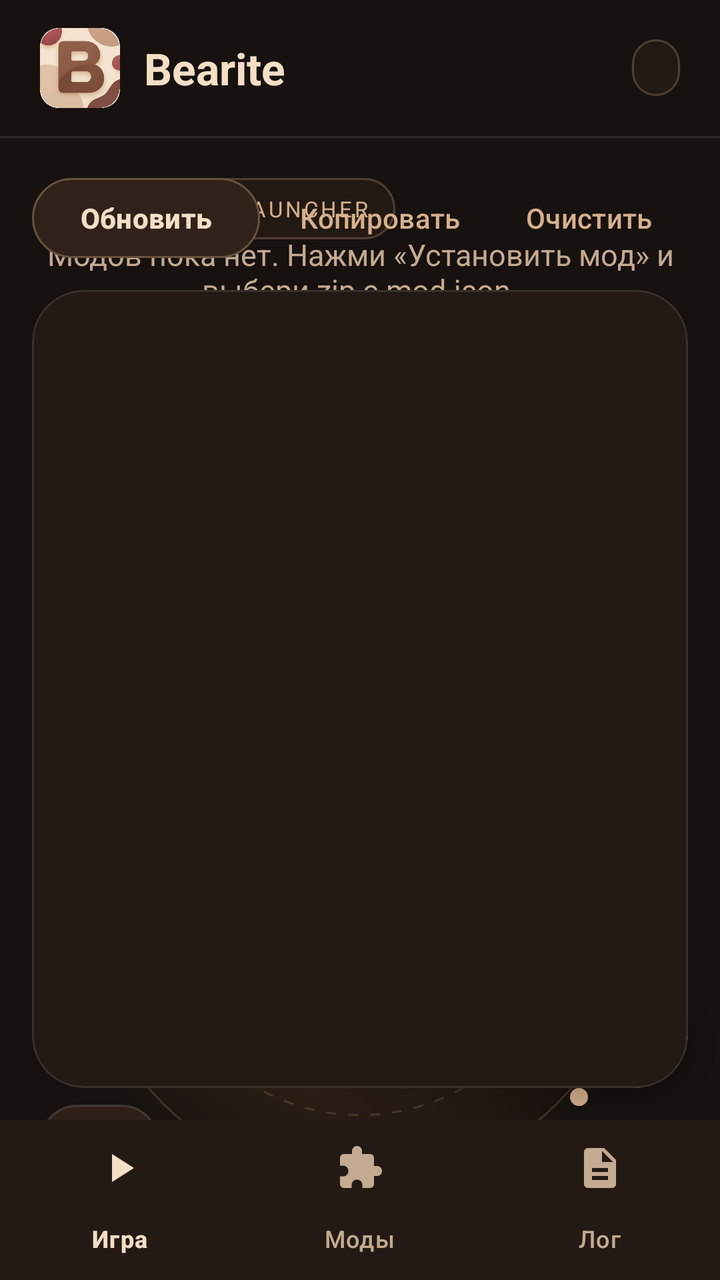
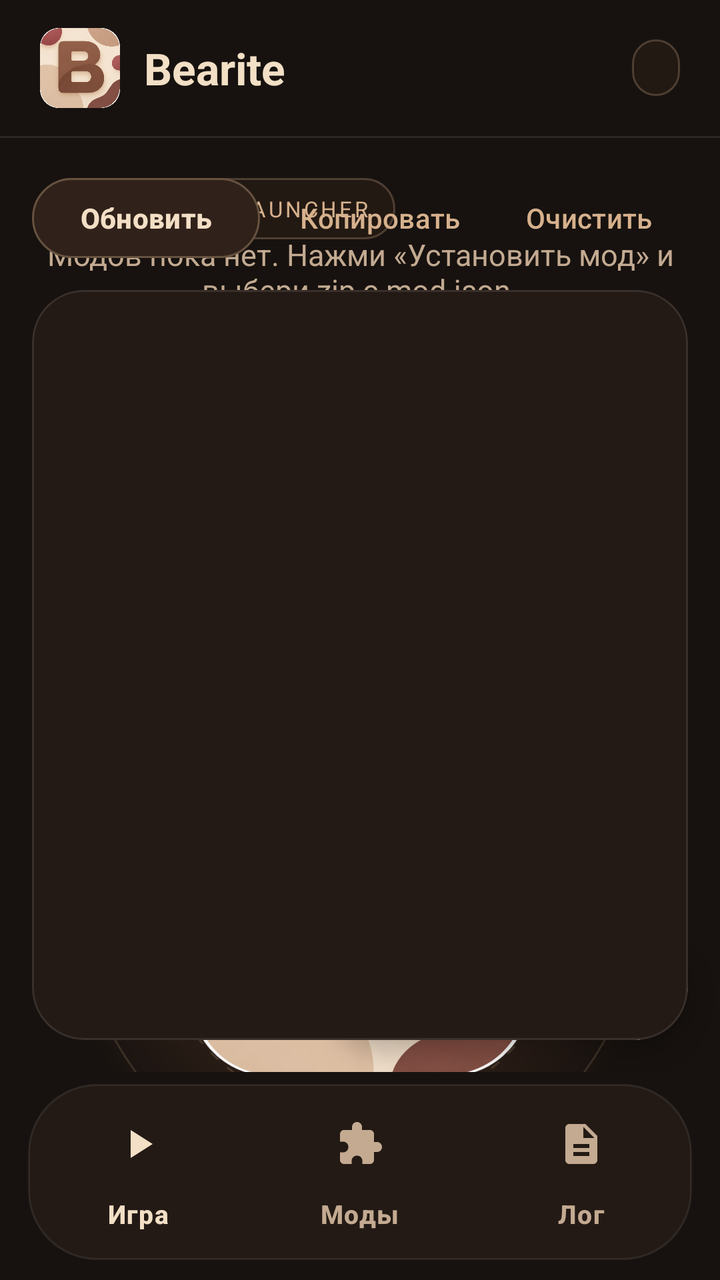

The first picture is an Android layout as it rendered before a commit; the second is the same layout after the commit. The layout source and the unified diff follow.
<!-- AndroidManifest.xml: application theme Theme.Bearite -->
<!-- res/layout/activity_main.xml -->
<?xml version="1.0" encoding="utf-8"?>
<LinearLayout xmlns:android="http://schemas.android.com/apk/res/android"
    xmlns:app="http://schemas.android.com/apk/res-auto"
    android:layout_width="match_parent"
    android:layout_height="match_parent"
    android:background="@color/bear_bg"
    android:fitsSystemWindows="true"
    android:orientation="vertical">

    
    <LinearLayout
        android:layout_width="match_parent"
        android:layout_height="68dp"
        android:gravity="center_vertical"
        android:orientation="horizontal"
        android:paddingStart="20dp"
        android:paddingEnd="20dp">

        <ImageView
            android:layout_width="40dp"
            android:layout_height="40dp"
            android:contentDescription="@null"
            android:src="@drawable/bear_hero" />

        <TextView
            android:layout_width="0dp"
            android:layout_height="wrap_content"
            android:layout_marginStart="12dp"
            android:layout_weight="1"
            android:text="@string/app_name"
            android:textColor="@color/bear_cream"
            android:textSize="22sp"
            android:textStyle="bold" />

        <TextView
            android:id="@+id/header_chip"
            android:layout_width="wrap_content"
            android:layout_height="wrap_content"
            android:background="@drawable/bg_tag"
            android:paddingStart="12dp"
            android:paddingTop="6dp"
            android:paddingEnd="12dp"
            android:paddingBottom="6dp"
            android:textColor="@color/bear_tan"
            android:textSize="12sp" />
    </LinearLayout>

    <View
        android:layout_width="match_parent"
        android:layout_height="1dp"
        android:background="@color/bear_line" />

    <FrameLayout
        android:layout_width="match_parent"
        android:layout_height="0dp"
        android:layout_weight="1">

        <include
            android:id="@+id/page_game"
            layout="@layout/page_game" />

        <include
            android:id="@+id/page_mods"
            layout="@layout/page_mods" />

        <include
            android:id="@+id/page_log"
            layout="@layout/page_log" />
    </FrameLayout>

    <com.google.android.material.bottomnavigation.BottomNavigationView
        android:id="@+id/nav"
        android:layout_width="match_parent"
        android:layout_height="wrap_content"
        android:background="@color/bear_surface"
        app:itemActiveIndicatorStyle="@style/Widget.Bearite.NavIndicator"
        app:itemIconTint="@color/nav_item"
        app:itemTextColor="@color/nav_item"
        app:menu="@menu/bottom_nav" />
</LinearLayout>
<!-- res/layout/page_game.xml (included above) -->
<?xml version="1.0" encoding="utf-8"?>
<androidx.core.widget.NestedScrollView xmlns:android="http://schemas.android.com/apk/res/android"
    xmlns:app="http://schemas.android.com/apk/res-auto"
    android:layout_width="match_parent"
    android:layout_height="match_parent"
    android:clipToPadding="false"
    android:overScrollMode="never">

    <LinearLayout
        android:layout_width="match_parent"
        android:layout_height="wrap_content"
        android:orientation="vertical"
        android:padding="20dp">

        <LinearLayout
            android:id="@+id/hero_tag"
            android:layout_width="wrap_content"
            android:layout_height="wrap_content"
            android:background="@drawable/bg_tag"
            android:gravity="center_vertical"
            android:orientation="horizontal"
            android:paddingStart="13dp"
            android:paddingTop="8dp"
            android:paddingEnd="13dp"
            android:paddingBottom="8dp">

            <View
                android:layout_width="7dp"
                android:layout_height="7dp"
                android:background="@drawable/bg_dot" />

            <TextView
                android:layout_width="wrap_content"
                android:layout_height="wrap_content"
                android:layout_marginStart="9dp"
                android:letterSpacing="0.12"
                android:text="FAN-MADE LAUNCHER"
                android:textColor="@color/bear_tan"
                android:textSize="11sp" />
        </LinearLayout>

        <TextView
            android:id="@+id/hero_title"
            android:layout_width="match_parent"
            android:layout_height="wrap_content"
            android:layout_marginTop="18dp"
            android:letterSpacing="-0.04"
            android:lineSpacingMultiplier="0.92"
            android:textColor="@color/bear_cream"
            android:textSize="46sp"
            android:textStyle="bold" />

        <TextView
            android:layout_width="match_parent"
            android:layout_height="wrap_content"
            android:layout_marginTop="14dp"
            android:lineSpacingMultiplier="1.3"
            android:text="Запускай Super Bear Adventure с модами и своими картами. Оригинальная игра остаётся нетронутой."
            android:textColor="@color/bear_muted"
            android:textSize="15sp" />

        
        <FrameLayout
            android:id="@+id/hero_visual"
            android:layout_width="match_parent"
            android:layout_height="330dp"
            android:layout_marginTop="8dp"
            android:clipChildren="false">

            <View
                android:id="@+id/hero_glow"
                android:layout_width="300dp"
                android:layout_height="300dp"
                android:layout_gravity="center"
                android:background="@drawable/bg_glow" />

            <View
                android:id="@+id/hero_orbit1"
                android:layout_width="280dp"
                android:layout_height="280dp"
                android:layout_gravity="center"
                android:background="@drawable/bg_orbit" />

            <View
                android:id="@+id/hero_orbit2"
                android:layout_width="210dp"
                android:layout_height="210dp"
                android:layout_gravity="center"
                android:background="@drawable/bg_orbit_inner" />

            <ImageView
                android:id="@+id/hero_icon"
                android:layout_width="170dp"
                android:layout_height="170dp"
                android:layout_gravity="center"
                android:contentDescription="@null"
                android:elevation="14dp"
                android:src="@drawable/bear_hero" />

            <LinearLayout
                android:id="@+id/float1"
                android:layout_width="wrap_content"
                android:layout_height="wrap_content"
                android:layout_gravity="top|end"
                android:layout_marginTop="6dp"
                android:background="@drawable/bg_floatcard"
                android:elevation="10dp"
                android:orientation="vertical"
                android:padding="12dp">

                <TextView
                    android:layout_width="wrap_content"
                    android:layout_height="wrap_content"
                    android:letterSpacing="0.08"
                    android:text="ТВОЯ ИГРА"
                    android:textColor="@color/bear_muted"
                    android:textSize="10sp" />

                <TextView
                    android:id="@+id/float1_text"
                    android:layout_width="wrap_content"
                    android:layout_height="wrap_content"
                    android:layout_marginTop="3dp"
                    android:text="Super Bear Adventure"
                    android:textColor="@color/bear_cream"
                    android:textSize="14sp"
                    android:textStyle="bold" />
            </LinearLayout>

            <LinearLayout
                android:id="@+id/float2"
                android:layout_width="wrap_content"
                android:layout_height="wrap_content"
                android:layout_gravity="bottom|start"
                android:layout_marginBottom="6dp"
                android:background="@drawable/bg_floatcard"
                android:elevation="10dp"
                android:orientation="vertical"
                android:padding="12dp">

                <TextView
                    android:layout_width="wrap_content"
                    android:layout_height="wrap_content"
                    android:letterSpacing="0.08"
                    android:text="МОДЫ"
                    android:textColor="@color/bear_muted"
                    android:textSize="10sp" />

                <TextView
                    android:id="@+id/game_mods_info"
                    android:layout_width="wrap_content"
                    android:layout_height="wrap_content"
                    android:layout_marginTop="3dp"
                    android:textColor="@color/bear_cream"
                    android:textSize="14sp"
                    android:textStyle="bold" />
            </LinearLayout>
        </FrameLayout>

        <com.google.android.material.button.MaterialButton
            android:id="@+id/btn_play"
            style="@style/Widget.Bearite.Button.Light"
            android:layout_width="match_parent"
            android:layout_height="64dp"
            android:layout_marginTop="8dp"
            android:text="@string/play"
            android:textSize="16sp"
            app:icon="@drawable/ic_play"
            app:iconGravity="textStart" />

        
        <com.google.android.material.card.MaterialCardView
            android:layout_width="match_parent"
            android:layout_height="wrap_content"
            android:layout_marginTop="16dp">

            <LinearLayout
                android:layout_width="match_parent"
                android:layout_height="wrap_content"
                android:gravity="center_vertical"
                android:orientation="horizontal"
                android:padding="20dp">

                <ImageView
                    android:id="@+id/status_icon"
                    android:layout_width="40dp"
                    android:layout_height="40dp"
                    android:importantForAccessibility="no"
                    android:src="@drawable/ic_ok" />

                <LinearLayout
                    android:layout_width="0dp"
                    android:layout_height="wrap_content"
                    android:layout_marginStart="16dp"
                    android:layout_weight="1"
                    android:orientation="vertical">

                    <TextView
                        android:id="@+id/status_title"
                        android:layout_width="match_parent"
                        android:layout_height="wrap_content"
                        android:textColor="@color/bear_cream"
                        android:textSize="17sp"
                        android:textStyle="bold" />

                    <TextView
                        android:id="@+id/status_sub"
                        android:layout_width="match_parent"
                        android:layout_height="wrap_content"
                        android:layout_marginTop="3dp"
                        android:textColor="@color/bear_muted"
                        android:textSize="13sp" />
                </LinearLayout>
            </LinearLayout>
        </com.google.android.material.card.MaterialCardView>

        <TextView
            android:layout_width="match_parent"
            android:layout_height="wrap_content"
            android:layout_marginTop="16dp"
            android:background="@drawable/bg_note"
            android:lineSpacingMultiplier="1.25"
            android:padding="22dp"
            android:text="@string/note_original"
            android:textColor="#D3B9A0"
            android:textSize="13sp" />
    </LinearLayout>
</androidx.core.widget.NestedScrollView>
<!-- res/layout/page_mods.xml (included above) -->
<?xml version="1.0" encoding="utf-8"?>
<FrameLayout xmlns:android="http://schemas.android.com/apk/res/android"
    xmlns:app="http://schemas.android.com/apk/res-auto"
    android:layout_width="match_parent"
    android:layout_height="match_parent">

    <androidx.core.widget.NestedScrollView
        android:layout_width="match_parent"
        android:layout_height="match_parent"
        android:clipToPadding="false"
        android:paddingBottom="96dp">

        <LinearLayout
            android:layout_width="match_parent"
            android:layout_height="wrap_content"
            android:orientation="vertical"
            android:padding="16dp">

            <TextView
                android:id="@+id/mods_empty"
                android:layout_width="match_parent"
                android:layout_height="wrap_content"
                android:paddingTop="32dp"
                android:paddingBottom="16dp"
                android:text="@string/mods_empty"
                android:textAlignment="center"
                android:textSize="15sp"
                android:textColor="@color/bear_muted" />

            <LinearLayout
                android:id="@+id/mods_list"
                android:layout_width="match_parent"
                android:layout_height="wrap_content"
                android:orientation="vertical" />

            <TextView
                android:id="@+id/mods_path"
                android:layout_width="match_parent"
                android:layout_height="wrap_content"
                android:layout_marginTop="8dp"
                android:textAppearance="?attr/textAppearanceBodySmall"
                android:textColor="?attr/colorOnSurfaceVariant"
                android:textIsSelectable="true" />
        </LinearLayout>
    </androidx.core.widget.NestedScrollView>

    <com.google.android.material.floatingactionbutton.ExtendedFloatingActionButton
        android:id="@+id/fab_install"
        android:layout_width="wrap_content"
        android:layout_height="wrap_content"
        android:layout_gravity="bottom|end"
        android:layout_margin="16dp"
        android:text="@string/install_mod"
        android:textColor="@color/bear_on_cream"
        app:backgroundTint="@color/bear_cream"
        app:icon="@drawable/ic_add"
        app:iconTint="@color/bear_on_cream"
        app:shapeAppearanceOverlay="@style/ShapeAppearance.Material3.Corner.Full" />
</FrameLayout>
<!-- res/layout/page_log.xml (included above) -->
<?xml version="1.0" encoding="utf-8"?>
<LinearLayout xmlns:android="http://schemas.android.com/apk/res/android"
    xmlns:app="http://schemas.android.com/apk/res-auto"
    android:layout_width="match_parent"
    android:layout_height="match_parent"
    android:orientation="vertical"
    android:padding="16dp">

    <LinearLayout
        android:layout_width="match_parent"
        android:layout_height="wrap_content"
        android:orientation="horizontal">

        <com.google.android.material.button.MaterialButton
            android:id="@+id/btn_log_refresh"
            style="@style/Widget.Bearite.Button.Dark"
            android:layout_width="wrap_content"
            android:layout_height="wrap_content"
            android:text="@string/log_refresh" />

        <com.google.android.material.button.MaterialButton
            android:id="@+id/btn_log_copy"
            style="@style/Widget.Material3.Button.TextButton"
            android:layout_width="wrap_content"
            android:layout_height="wrap_content"
            android:layout_marginStart="8dp"
            android:text="Копировать" />

        <com.google.android.material.button.MaterialButton
            android:id="@+id/btn_log_clear"
            style="@style/Widget.Material3.Button.TextButton"
            android:layout_width="wrap_content"
            android:layout_height="wrap_content"
            android:layout_marginStart="8dp"
            android:text="@string/log_clear" />
    </LinearLayout>

    <com.google.android.material.card.MaterialCardView
        android:layout_width="match_parent"
        android:layout_height="0dp"
        android:layout_marginTop="12dp"
        android:layout_weight="1"
        app:cardBackgroundColor="@color/bear_surface">

        <androidx.core.widget.NestedScrollView
            android:layout_width="match_parent"
            android:layout_height="match_parent">

            <TextView
                android:id="@+id/log_text"
                android:layout_width="match_parent"
                android:layout_height="wrap_content"
                android:fontFamily="monospace"
                android:padding="12dp"
                android:textAppearance="?attr/textAppearanceBodySmall"
                android:textColor="@color/bear_muted"
                android:textIsSelectable="true" />
        </androidx.core.widget.NestedScrollView>
    </com.google.android.material.card.MaterialCardView>
</LinearLayout>
<!-- resources referenced by this layout -->
<resources>
  <color name="bear_bg">#17120F</color>
  <color name="bear_cream">#F2DFC5</color>
  <color name="bear_line">#18FFFFFF</color>
  <color name="bear_muted">#C3AA91</color>
  <color name="bear_on_cream">#2B1B12</color>
  <color name="bear_surface">#241A15</color>
  <color name="bear_tan">#D6B18D</color>
  <string name="app_name">Bearite</string>
  <string name="install_mod">Установить мод</string>
  <string name="log_clear">Очистить</string>
  <string name="log_refresh">Обновить</string>
  <string name="mods_empty">Модов пока нет. Нажми «Установить мод» и выбери zip с mod.json.</string>
  <string name="play">Играть с модами</string>
  <style name="Widget.Bearite.NavIndicator" parent="Widget.Material3.BottomNavigationView.ActiveIndicator">
          <item name="android:color">@color/bear_surface3</item>
      </style>
  <style name="Theme.Bearite" parent="Theme.Material3.Dark.NoActionBar">
          <item name="colorPrimary">@color/md_primary</item>
          <item name="colorOnPrimary">@color/md_on_primary</item>
          <item name="colorPrimaryContainer">@color/md_primary_container</item>
          <item name="colorOnPrimaryContainer">@color/md_on_primary_container</item>
          <item name="colorSecondary">@color/md_secondary</item>
          <item name="colorOnSecondary">@color/md_on_secondary</item>
          <item name="colorSecondaryContainer">@color/md_secondary_container</item>
          <item name="colorOnSecondaryContainer">@color/md_on_secondary_container</item>
          <item name="colorTertiary">@color/bear_rust</item>
          <item name="colorOnTertiary">@color/bear_cream</item>
          <item name="colorError">@color/bear_rust</item>
          <item name="android:colorBackground">@color/bear_bg</item>
          <item name="colorSurface">@color/bear_bg</item>
          <item name="colorOnSurface">@color/bear_cream</item>
          <item name="colorSurfaceVariant">@color/bear_surface2</item>
          <item name="colorOnSurfaceVariant">@color/bear_muted</item>
          <item name="colorSurfaceContainer">@color/bear_surface</item>
          <item name="colorSurfaceContainerHigh">@color/bear_surface2</item>
          <item name="colorSurfaceContainerHighest">@color/bear_surface3</item>
          <item name="colorOutline">@color/bear_dim</item>
          <item name="colorOutlineVariant">#33D6B18D</item>
          <item name="android:statusBarColor">@color/bear_bg</item>
          <item name="android:navigationBarColor">@color/bear_surface</item>
          <item name="android:windowLightStatusBar">false</item>
          <item name="materialCardViewStyle">@style/Widget.Bearite.Card</item>
      </style>
  <color name="bear_green">#B9D58A</color>
  <color name="bear_rust">#B85F54</color>
  <color name="bear_surface2">#30221A</color>
  <color name="bear_surface3">#493124</color>
  <color name="md_primary">#D6B18D</color>
  <color name="md_on_primary">#2B1B12</color>
  <color name="md_primary_container">#4A3024</color>
  <color name="md_on_primary_container">#F2DFC5</color>
  <color name="md_secondary">#C3AA91</color>
  <color name="md_on_secondary">#2B1B12</color>
  <color name="md_secondary_container">#493124</color>
  <color name="md_on_secondary_container">#F2DFC5</color>
  <color name="bear_dim">#8F7763</color>
  <!-- unchanged entries left out for length: 15 -->
</resources>

<!-- the commit's change to res/layout/activity_main.xml (unified diff, before → after) -->
@@ -68,15 +68,31 @@
             layout="@layout/page_log" />
     </FrameLayout>
 
-    <com.google.android.material.bottomnavigation.BottomNavigationView
-        android:id="@+id/nav"
+    
+    <FrameLayout
         android:layout_width="match_parent"
         android:layout_height="wrap_content"
-        android:background="@color/bear_surface"
-        app:itemActiveIndicatorStyle="@style/Widget.Bearite.NavIndicator"
-        app:itemIconTint="@color/nav_item"
-        app:itemTextColor="@color/nav_item"
-        app:menu="@menu/bottom_nav" />
+        android:paddingStart="14dp"
+        android:paddingTop="6dp"
+        android:paddingEnd="14dp"
+        android:paddingBottom="10dp">
+
+        <com.google.android.material.bottomnavigation.BottomNavigationView
+            android:id="@+id/nav"
+            android:layout_width="match_parent"
+            android:layout_height="wrap_content"
+            android:background="@drawable/bg_nav"
+            android:paddingTop="6dp"
+            android:paddingBottom="2dp"
+            app:elevation="0dp"
+            app:itemActiveIndicatorStyle="@style/Widget.Bearite.NavIndicator"
+            app:itemIconTint="@color/nav_item"
+            app:itemTextAppearanceActive="@style/TextAppearance.Bearite.Nav"
+            app:itemTextAppearanceInactive="@style/TextAppearance.Bearite.Nav"
+            app:itemTextColor="@color/nav_item"
+            app:labelVisibilityMode="labeled"
+            app:menu="@menu/bottom_nav" />
+    </FrameLayout>
 </LinearLayout>
 <!-- res/layout/page_game.xml (included above) -->
 <?xml version="1.0" encoding="utf-8"?>
<!-- resource entries referenced after the edit -->
@@ -7,14 +7,28 @@
   <color name="bear_on_cream">#2B1B12</color>
   <color name="bear_surface">#241A15</color>
   <color name="bear_tan">#D6B18D</color>
+  <!-- drawable bg_nav (drawable) -->
+  <?xml version="1.0" encoding="utf-8"?>
+  <shape xmlns:android="http://schemas.android.com/apk/res/android" android:shape="rectangle">
+      <solid android:color="#241A15" />
+      <stroke android:width="1dp" android:color="#14FFFFFF" />
+      <corners android:radius="34dp" />
+  </shape>
   <string name="app_name">Bearite</string>
   <string name="install_mod">Установить мод</string>
   <string name="log_clear">Очистить</string>
   <string name="log_refresh">Обновить</string>
   <string name="mods_empty">Модов пока нет. Нажми «Установить мод» и выбери zip с mod.json.</string>
   <string name="play">Играть с модами</string>
+  <style name="TextAppearance.Bearite.Nav" parent="TextAppearance.Material3.LabelMedium">
+          <item name="android:textStyle">bold</item>
+          <item name="android:textSize">13sp</item>
+      </style>
   <style name="Widget.Bearite.NavIndicator" parent="Widget.Material3.BottomNavigationView.ActiveIndicator">
           <item name="android:color">@color/bear_surface3</item>
+          <item name="android:width">76dp</item>
+          <item name="android:height">38dp</item>
+          <item name="shapeAppearance">@style/ShapeAppearance.Material3.Corner.Full</item>
       </style>
   <style name="Theme.Bearite" parent="Theme.Material3.Dark.NoActionBar">
           <item name="colorPrimary">@color/md_primary</item>
@@ -39,7 +53,7 @@
           <item name="colorOutline">@color/bear_dim</item>
           <item name="colorOutlineVariant">#33D6B18D</item>
           <item name="android:statusBarColor">@color/bear_bg</item>
-          <item name="android:navigationBarColor">@color/bear_surface</item>
+          <item name="android:navigationBarColor">@color/bear_bg</item>
           <item name="android:windowLightStatusBar">false</item>
           <item name="materialCardViewStyle">@style/Widget.Bearite.Card</item>
       </style>
